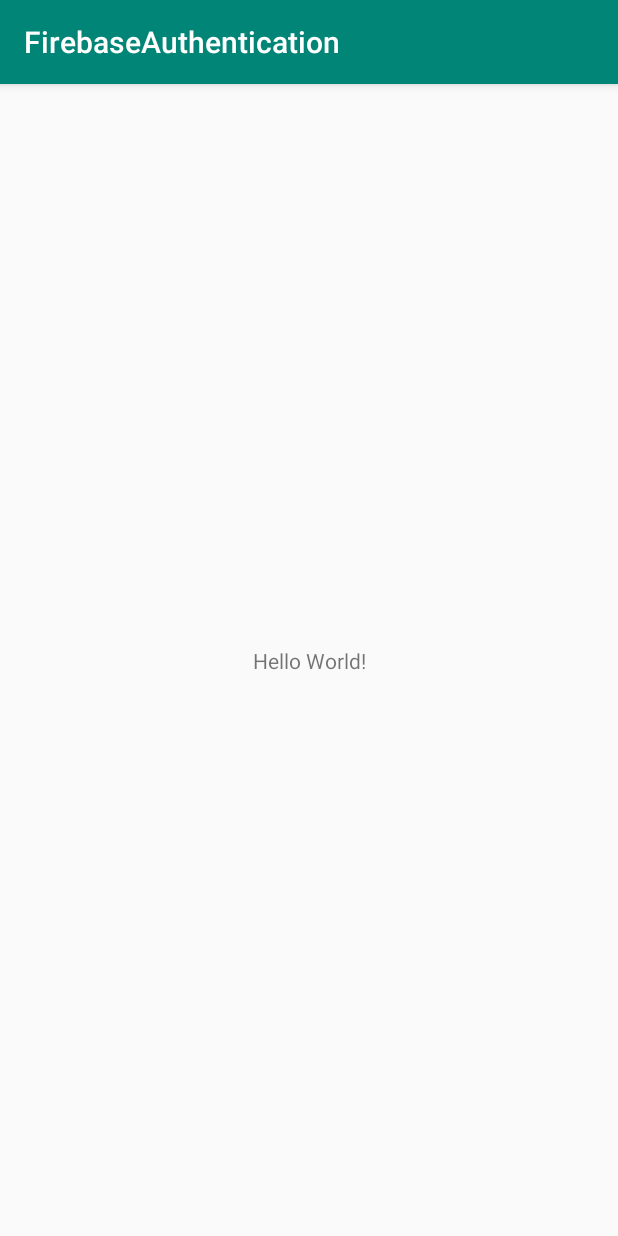
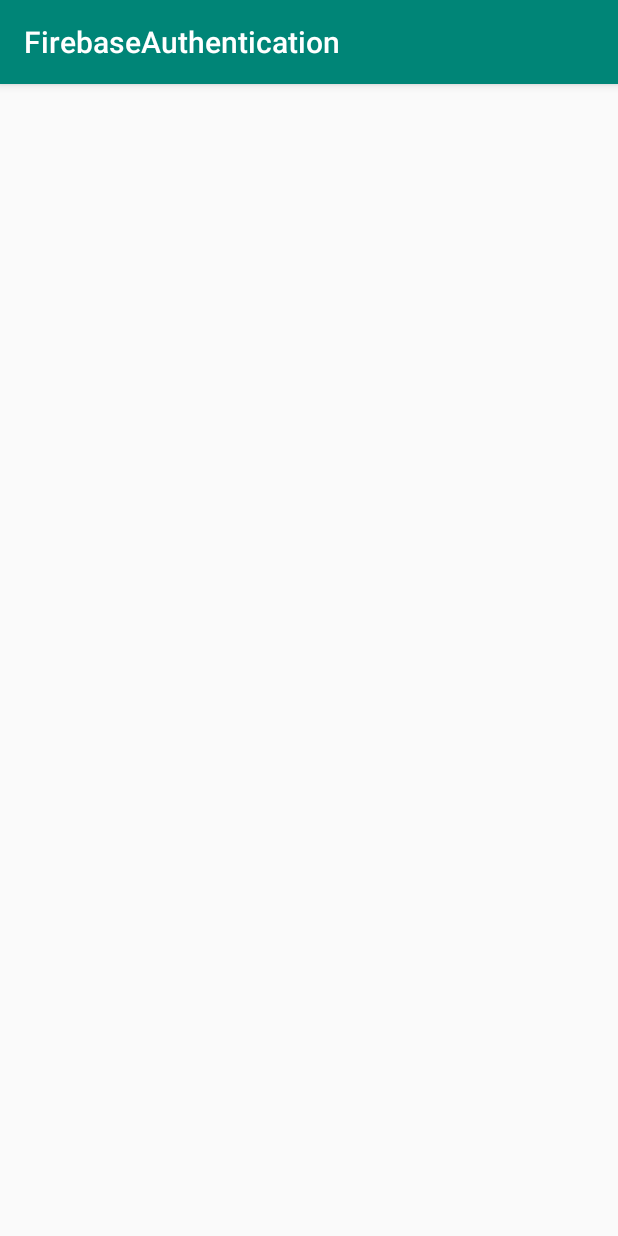
Before and after one commit to AfreenHasheem/FirebaseAuthOTP, an Android app: the screen it shows after launch (MainActivity), on a phone screen of 412 x 824 dp. Run offline under Robolectric (Android 15) with nearby library versions, the phone set to English and light mode, and no system bars.

```diff
--- a/app/build.gradle
+++ b/app/build.gradle
@@ -20,9 +20,12 @@ android {
 
 dependencies {
     implementation fileTree(dir: 'libs', include: ['*.jar'])
+    //noinspection GradleCompatible
     implementation 'com.android.support:appcompat-v7:28.0.0'
-    implementation 'com.android.support.constraint:constraint-layout:1.1.3'
     testImplementation 'junit:junit:4.12'
     androidTestImplementation 'com.android.support.test:runner:1.0.2'
     androidTestImplementation 'com.android.support.test.espresso:espresso-core:3.0.2'
+    implementation 'com.google.firebase:firebase-core:16.0.8'
 }
+
+apply plugin: 'com.google.gms.google-services'
--- a/app/src/main/res/layout/activity_main.xml
+++ b/app/src/main/res/layout/activity_main.xml
@@ -1,18 +1,12 @@
 <?xml version="1.0" encoding="utf-8"?>
-<android.support.constraint.ConstraintLayout xmlns:android="http://schemas.android.com/apk/res/android"
+<RelativeLayout
+    xmlns:android="http://schemas.android.com/apk/res/android"
     xmlns:app="http://schemas.android.com/apk/res-auto"
     xmlns:tools="http://schemas.android.com/tools"
     android:layout_width="match_parent"
     android:layout_height="match_parent"
     tools:context=".MainActivity">
 
-    <TextView
-        android:layout_width="wrap_content"
-        android:layout_height="wrap_content"
-        android:text="Hello World!"
-        app:layout_constraintBottom_toBottomOf="parent"
-        app:layout_constraintLeft_toLeftOf="parent"
-        app:layout_constraintRight_toRightOf="parent"
-        app:layout_constraintTop_toTopOf="parent" />
 
-</android.support.constraint.ConstraintLayout>
+
+</RelativeLayout>
--- a/build.gradle
+++ b/build.gradle
@@ -8,6 +8,7 @@ buildscript {
     }
     dependencies {
         classpath 'com.android.tools.build:gradle:3.3.2'
+        classpath 'com.google.gms:google-services:4.0.1'
 
         // NOTE: Do not place your application dependencies here; they belong
         // in the individual module build.gradle files
@@ -18,6 +19,10 @@ allprojects {
     repositories {
         google()
         jcenter()
+        maven
+                {
+                    url "https://maven.google.com"
+                }
 
     }
 }
```
Also changed, not shown: 1 other file.
